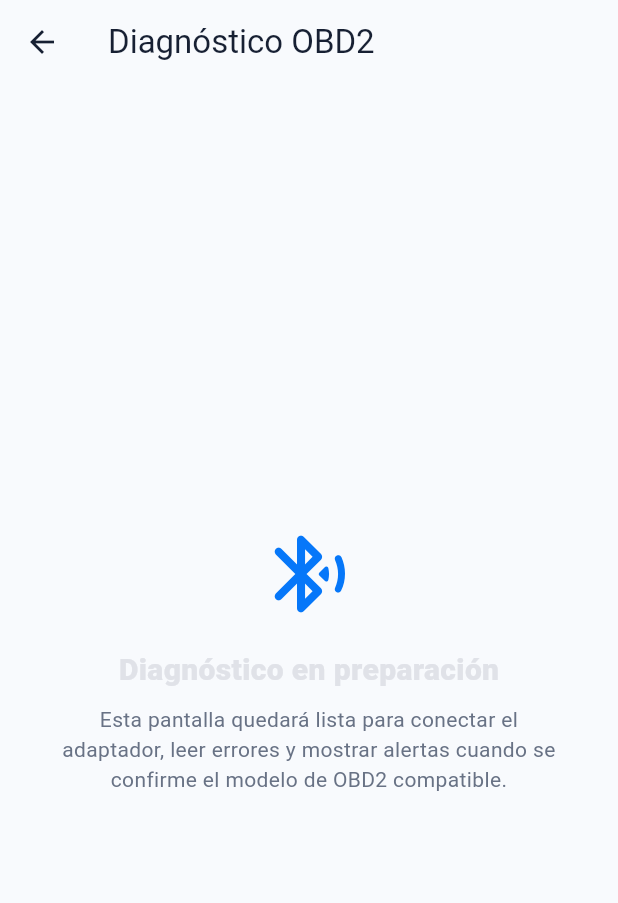
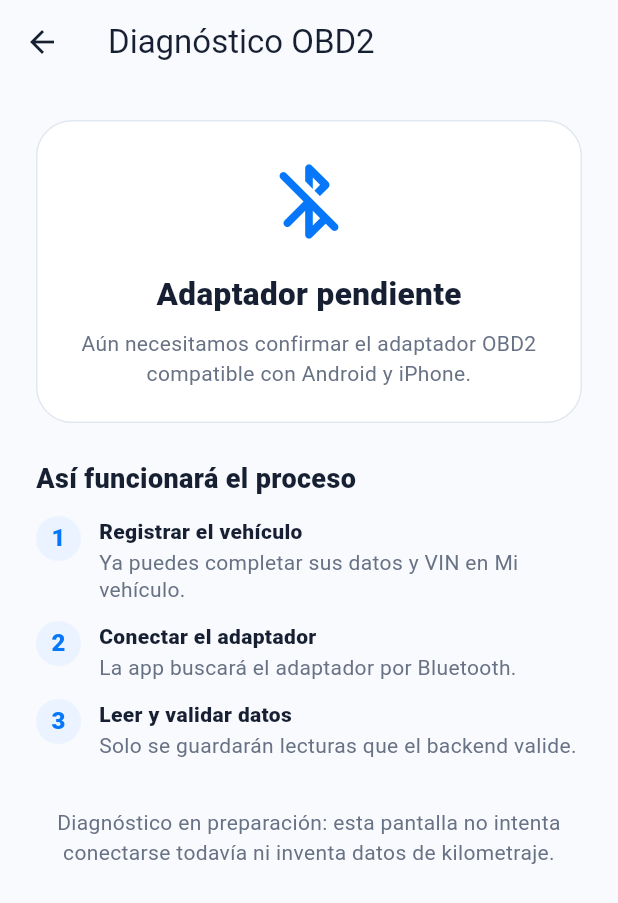
Before and after one commit to miauto-shelby/obd-mobile-app, a Flutter app: the HomePage screen opened directly with empty values, after a tap on "Conectar OBD2", on a phone screen of 412 x 824 dp. Shown: the top 903 px of the screen. Run offline on Flutter 3.47's test engine with Material 3 defaults, Android fonts, the phone set to English and light mode, and no system bars; our stand-ins replace device_info_plus, flutter_secure_storage, google_sign_in, package_info_plus; accounts and stored records are empty.

Commit message:
feat(obd): prepare diagnostic connection states

```diff
--- a/lib/src/features/auth/home_page.dart
+++ b/lib/src/features/auth/home_page.dart
@@ -4,6 +4,7 @@ import 'auth_models.dart';
 import '../vehicle/vehicle_models.dart';
 import '../vehicle/vehicle_page.dart';
 import '../vehicle/vehicle_service.dart';
+import '../obd/obd_connection_page.dart';
 
 class HomePage extends StatelessWidget {
   const HomePage({
@@ -159,7 +160,7 @@ class HomePage extends StatelessWidget {
   void _openDiagnostics(BuildContext context) {
     Navigator.of(
       context,
-    ).push(MaterialPageRoute<void>(builder: (_) => const _DiagnosticsPage()));
+    ).push(MaterialPageRoute<void>(builder: (_) => const ObdConnectionPage()));
   }
 
   void _openProfile(BuildContext context) {
@@ -794,49 +795,6 @@ class _EmptyMileage extends StatelessWidget {
   }
 }
 
-class _DiagnosticsPage extends StatelessWidget {
-  const _DiagnosticsPage();
-
-  @override
-  Widget build(BuildContext context) {
-    return Scaffold(
-      backgroundColor: const Color(0xFFF8FAFD),
-      appBar: AppBar(
-        title: const Text('Diagnóstico OBD2'),
-        backgroundColor: const Color(0xFFF8FAFD),
-        foregroundColor: HomePage._ink,
-        elevation: 0,
-      ),
-      body: const Center(
-        child: Padding(
-          padding: EdgeInsets.all(32),
-          child: Column(
-            mainAxisSize: MainAxisSize.min,
-            children: [
-              Icon(
-                Icons.bluetooth_searching_rounded,
-                color: HomePage._blue,
-                size: 64,
-              ),
-              SizedBox(height: 18),
-              Text(
-                'Diagnóstico en preparación',
-                style: TextStyle(fontSize: 20, fontWeight: FontWeight.w800),
-              ),
-              SizedBox(height: 8),
-              Text(
-                'Esta pantalla quedará lista para conectar el adaptador, leer errores y mostrar alertas cuando se confirme el modelo de OBD2 compatible.',
-                textAlign: TextAlign.center,
-                style: TextStyle(color: Color(0xFF687285), height: 1.4),
-              ),
-            ],
-          ),
-        ),
-      ),
-    );
-  }
-}
-
 class _ProfilePage extends StatelessWidget {
   const _ProfilePage({required this.session, required this.onLogout});
 
--- /dev/null
+++ b/lib/src/features/obd/obd_connection_page.dart
@@ -0,0 +1,189 @@
+import 'package:flutter/material.dart';
+
+enum ObdConnectionPhase {
+  needsAdapter,
+  readyToSearch,
+  searching,
+  connected,
+  reading,
+  error,
+}
+
+extension ObdConnectionPhaseText on ObdConnectionPhase {
+  String get title => switch (this) {
+    ObdConnectionPhase.needsAdapter => 'Adaptador pendiente',
+    ObdConnectionPhase.readyToSearch => 'Listo para conectar',
+    ObdConnectionPhase.searching => 'Buscando adaptador',
+    ObdConnectionPhase.connected => 'Adaptador conectado',
+    ObdConnectionPhase.reading => 'Leyendo el vehículo',
+    ObdConnectionPhase.error => 'No fue posible conectar',
+  };
+
+  String get description => switch (this) {
+    ObdConnectionPhase.needsAdapter =>
+      'Aún necesitamos confirmar el adaptador OBD2 compatible con Android y iPhone.',
+    ObdConnectionPhase.readyToSearch =>
+      'El vehículo está listo para iniciar la búsqueda del adaptador.',
+    ObdConnectionPhase.searching =>
+      'La aplicación está buscando adaptadores cercanos por Bluetooth.',
+    ObdConnectionPhase.connected =>
+      'El adaptador fue reconocido y se puede iniciar la lectura.',
+    ObdConnectionPhase.reading =>
+      'La aplicación está obteniendo datos del vehículo.',
+    ObdConnectionPhase.error =>
+      'Revisa Bluetooth, el adaptador y que el vehículo esté encendido.',
+  };
+
+  IconData get icon => switch (this) {
+    ObdConnectionPhase.needsAdapter => Icons.bluetooth_disabled_rounded,
+    ObdConnectionPhase.readyToSearch => Icons.bluetooth_rounded,
+    ObdConnectionPhase.searching => Icons.bluetooth_searching_rounded,
+    ObdConnectionPhase.connected => Icons.bluetooth_connected_rounded,
+    ObdConnectionPhase.reading => Icons.monitor_heart_outlined,
+    ObdConnectionPhase.error => Icons.bluetooth_disabled_rounded,
+  };
+}
+
+class ObdConnectionPage extends StatelessWidget {
+  const ObdConnectionPage({
+    super.key,
+    this.phase = ObdConnectionPhase.needsAdapter,
+  });
+
+  final ObdConnectionPhase phase;
+
+  static const _blue = Color(0xFF0677F9);
+  static const _ink = Color(0xFF172033);
+
+  @override
+  Widget build(BuildContext context) {
+    return Scaffold(
+      backgroundColor: const Color(0xFFF8FAFD),
+      appBar: AppBar(
+        title: const Text('Diagnóstico OBD2'),
+        backgroundColor: const Color(0xFFF8FAFD),
+        foregroundColor: _ink,
+        elevation: 0,
+      ),
+      body: ListView(
+        padding: const EdgeInsets.all(24),
+        children: [
+          Container(
+            padding: const EdgeInsets.all(22),
+            decoration: BoxDecoration(
+              color: Colors.white,
+              borderRadius: BorderRadius.circular(24),
+              border: Border.all(color: const Color(0xFFE2E8F0)),
+            ),
+            child: Column(
+              children: [
+                Icon(phase.icon, color: _blue, size: 62),
+                const SizedBox(height: 16),
+                Text(
+                  phase.title,
+                  style: const TextStyle(
+                    fontSize: 21,
+                    fontWeight: FontWeight.w800,
+                    color: _ink,
+                  ),
+                ),
+                const SizedBox(height: 8),
+                Text(
+                  phase.description,
+                  textAlign: TextAlign.center,
+                  style: const TextStyle(color: Color(0xFF687285), height: 1.4),
+                ),
+              ],
+            ),
+          ),
+          const SizedBox(height: 24),
+          const Text(
+            'Así funcionará el proceso',
+            style: TextStyle(
+              fontSize: 18,
+              fontWeight: FontWeight.w800,
+              color: _ink,
+            ),
+          ),
+          const SizedBox(height: 12),
+          const _ObdStep(
+            number: '1',
+            title: 'Registrar el vehículo',
+            detail: 'Ya puedes completar sus datos y VIN en Mi vehículo.',
+          ),
+          const _ObdStep(
+            number: '2',
+            title: 'Conectar el adaptador',
+            detail: 'La app buscará el adaptador por Bluetooth.',
+          ),
+          const _ObdStep(
+            number: '3',
+            title: 'Leer y validar datos',
+            detail: 'Solo se guardarán lecturas que el backend valide.',
+          ),
+          const SizedBox(height: 20),
+          const Text(
+            'Diagnóstico en preparación: esta pantalla no intenta conectarse todavía ni inventa datos de kilometraje.',
+            textAlign: TextAlign.center,
+            style: TextStyle(color: Color(0xFF687285), height: 1.4),
+          ),
+        ],
+      ),
+    );
+  }
+}
+
+class _ObdStep extends StatelessWidget {
+  const _ObdStep({
+    required this.number,
+    required this.title,
+    required this.detail,
+  });
+
+  final String number;
+  final String title;
+  final String detail;
+
+  @override
+  Widget build(BuildContext context) {
+    return Padding(
+      padding: const EdgeInsets.only(bottom: 12),
+      child: Row(
+        crossAxisAlignment: CrossAxisAlignment.start,
+        children: [
+          CircleAvatar(
+            radius: 15,
+            backgroundColor: const Color(0xFFEAF3FF),
+            child: Text(
+              number,
+              style: const TextStyle(
+                color: ObdConnectionPage._blue,
+                fontWeight: FontWeight.w800,
+              ),
+            ),
+          ),
+          const SizedBox(width: 12),
+          Expanded(
+            child: Column(
+              crossAxisAlignment: CrossAxisAlignment.start,
+              children: [
+                Text(
+                  title,
+                  style: const TextStyle(
+                    fontWeight: FontWeight.w800,
+                    color: ObdConnectionPage._ink,
+                  ),
+                ),
+                const SizedBox(height: 2),
+                Text(
+                  detail,
+                  style: const TextStyle(color: Color(0xFF687285), height: 1.3),
+                ),
+              ],
+            ),
+          ),
+        ],
+      ),
+    );
+  }
+}
```
Also changed, not shown: 1 other file.
